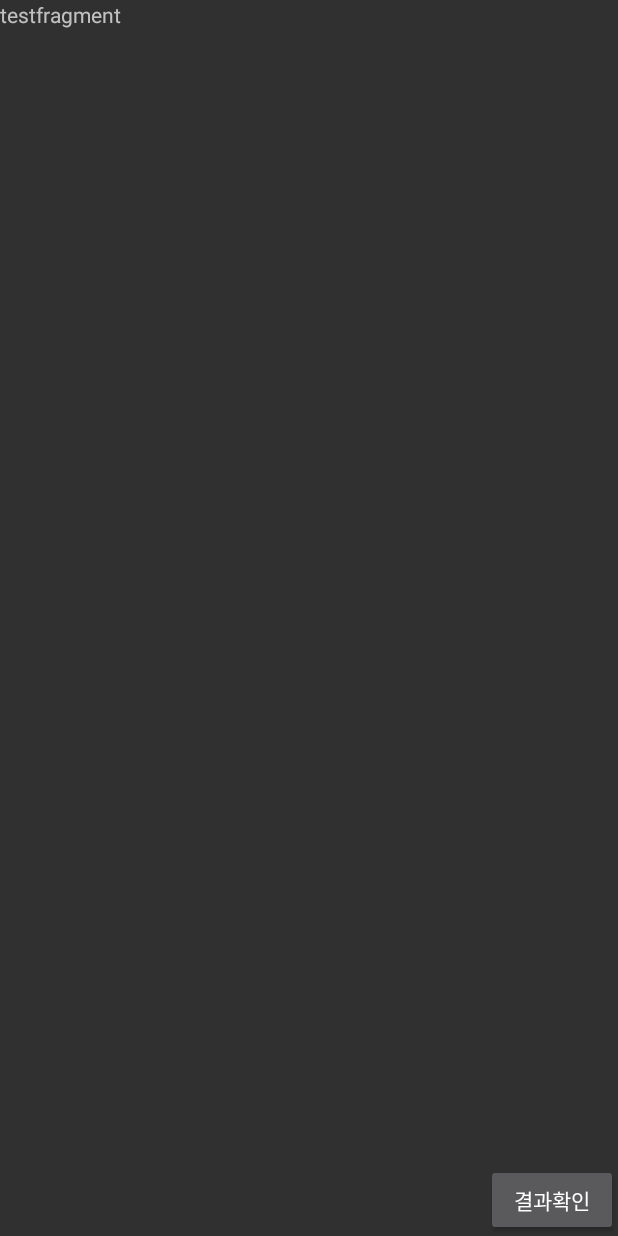
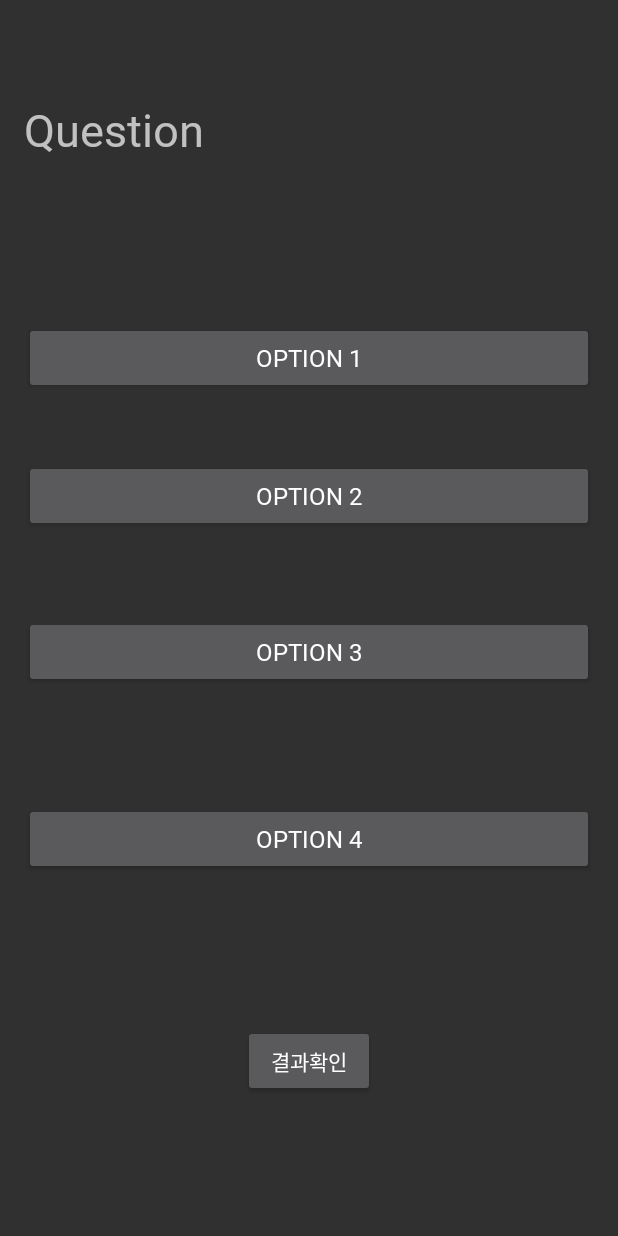
Before and after one commit to Gi-Woong/English-Personal-Training, an Android app: the layout fragment_test.xml on its own in the app's theme, with its tools: preview values and no code run, on a phone screen of 412 x 824 dp. Run offline under Robolectric (Android 15) with nearby library versions, the phone set to English and light mode, and no system bars.

Commit message:
Revert "Fix: 미구현 사항 제거(테스트 변경사항 제거)"

```diff
--- a/app/src/main/res/layout/fragment_test.xml
+++ b/app/src/main/res/layout/fragment_test.xml
@@ -1,25 +1,86 @@
 <?xml version="1.0" encoding="utf-8"?>
-<LinearLayout xmlns:android="http://schemas.android.com/apk/res/android"
+<androidx.constraintlayout.widget.ConstraintLayout xmlns:android="http://schemas.android.com/apk/res/android"
     android:layout_width="match_parent"
     android:layout_height="match_parent"
-    android:orientation="vertical">
+    xmlns:app="http://schemas.android.com/apk/res-auto"
+    android:padding="16dp">
 
     <TextView
-        android:layout_width="wrap_content"
+        android:id="@+id/questionTextView"
+        android:layout_width="0dp"
         android:layout_height="wrap_content"
-        android:text="testfragment"/>
+        android:layout_marginTop="50dp"
+        android:fontFamily="@font/pretendard_semibold"
+        android:text="Question"
+        android:textSize="30sp"
+        app:layout_constraintEnd_toEndOf="parent"
+        app:layout_constraintHorizontal_bias="0.0"
+        app:layout_constraintStart_toStartOf="parent"
+        app:layout_constraintTop_toBottomOf="parent"
+        app:layout_constraintTop_toTopOf="parent" />
 
-    <androidx.recyclerview.widget.RecyclerView
-        android:id="@+id/recyclerView"
-        android:layout_width="match_parent"
-        android:layout_height="0dp"
-        android:layout_weight="1"/>
+    <Button
+        android:id="@+id/optionButton1"
+        android:layout_width="0dp"
+        android:layout_height="wrap_content"
+        android:layout_marginTop="108dp"
+        android:fontFamily="@font/pretendard_semibold"
+        android:text="Option 1"
+        android:textSize="16sp"
+        app:layout_constraintEnd_toEndOf="parent"
+        app:layout_constraintHorizontal_bias="0.0"
+        app:layout_constraintStart_toStartOf="parent"
+        app:layout_constraintTop_toBottomOf="@id/questionTextView" />
+
+    <Button
+        android:id="@+id/optionButton2"
+        android:layout_width="0dp"
+        android:layout_height="wrap_content"
+        android:layout_marginTop="44dp"
+        android:fontFamily="@font/pretendard_semibold"
+        android:text="Option 2"
+        android:textSize="16sp"
+        app:layout_constraintEnd_toEndOf="parent"
+        app:layout_constraintHorizontal_bias="0.0"
+        app:layout_constraintStart_toStartOf="parent"
+        app:layout_constraintTop_toBottomOf="@id/optionButton1" />
+
+    <Button
+        android:id="@+id/optionButton3"
+        android:layout_width="0dp"
+        android:layout_height="wrap_content"
+        android:layout_marginTop="56dp"
+        android:fontFamily="@font/pretendard_semibold"
+        android:text="Option 3"
+        android:textSize="16sp"
+        app:layout_constraintEnd_toEndOf="parent"
+        app:layout_constraintHorizontal_bias="0.0"
+        app:layout_constraintStart_toStartOf="parent"
+        app:layout_constraintTop_toBottomOf="@id/optionButton2" />
+
+    <Button
+        android:id="@+id/optionButton4"
+        android:layout_width="0dp"
+        android:layout_height="wrap_content"
+        android:layout_marginBottom="24dp"
+        android:fontFamily="@font/pretendard_semibold"
+        android:text="Option 4"
+        android:textSize="16sp"
+        app:layout_constraintBottom_toTopOf="@id/resultCheckButton"
+        app:layout_constraintEnd_toEndOf="parent"
+        app:layout_constraintHorizontal_bias="0.0"
+        app:layout_constraintStart_toStartOf="parent"
+        app:layout_constraintTop_toBottomOf="@id/optionButton3" />
 
     <Button
         android:id="@+id/resultCheckButton"
-        android:layout_gravity="right"
         android:layout_width="wrap_content"
         android:layout_height="wrap_content"
         android:text="결과확인"
-        android:fontFamily="@font/pretendard_semibold"/>
-</LinearLayout>
+        android:fontFamily="@font/pretendard_semibold"
+        app:layout_constraintTop_toBottomOf="@id/optionButton4"
+        app:layout_constraintStart_toStartOf="parent"
+        app:layout_constraintEnd_toEndOf="parent"
+        app:layout_constraintBottom_toBottomOf="parent"/>
+
+</androidx.constraintlayout.widget.ConstraintLayout>
```
Also changed, not shown: app/src/main/java/com/example/english_personal_training/TestFragment.kt (+44 -30 lines), app/src/main/java/com/example/english_personal_training/WordListAdapter.kt (+65 -73 lines).
